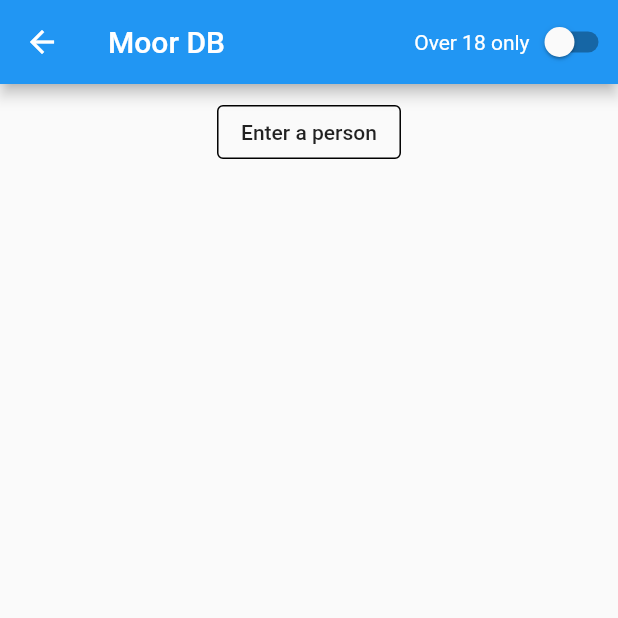
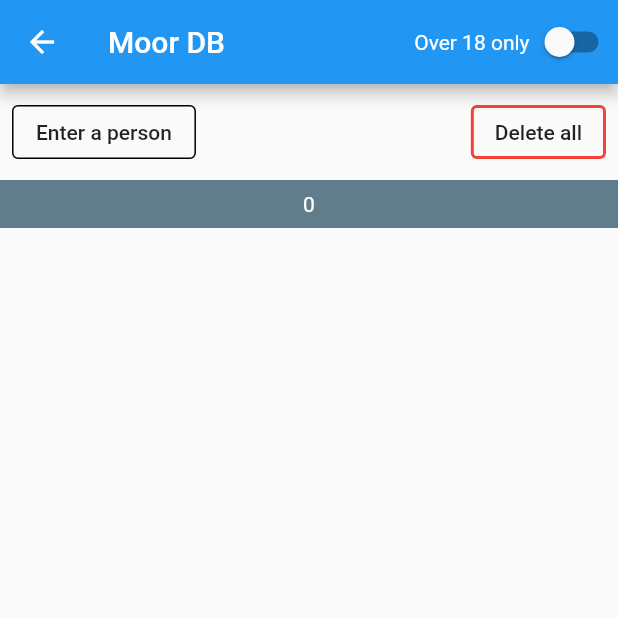
Before and after one commit to coastalgit/flutter_repomgr, a Flutter app: the ListPage screen opened directly, on a phone screen of 412 x 824 dp, the top half of it. Run offline on Flutter 3.47's test engine with Material 2 defaults, Android fonts, the phone set to English and light mode, and no system bars; our stand-ins replace moor_flutter; generated files the repository leaves out were written again.

```diff
--- a/lib/list_page.dart
+++ b/lib/list_page.dart
@@ -1,4 +1,6 @@
 import 'package:flutter/material.dart';
+import 'package:flutter_repomgr/helper.dart';
+import 'package:flutter_repomgr/monitor_widget.dart';
 import 'package:provider/provider.dart';
 
 import 'package:flutter_repomgr/moor_db.dart';
@@ -47,13 +49,25 @@ class _ListPageState extends State<ListPage> {
       children: <Widget>[
         Padding(
           padding: const EdgeInsets.all(8.0),
-          child: MaterialButton(
-            shape:
-                RoundedRectangleBorder(side: BorderSide(width: 1), borderRadius: BorderRadius.all(Radius.circular(4))),
-            child: Text('Enter a person'),
-            onPressed: _doPersonEntry,
+          child: Row(
+            mainAxisAlignment: MainAxisAlignment.spaceBetween,
+            children: <Widget>[
+              MaterialButton(
+                shape:
+                    RoundedRectangleBorder(side: BorderSide(width: 1), borderRadius: BorderRadius.all(Radius.circular(4))),
+                child: Text('Enter a person'),
+                onPressed: _doPersonEntry,
+              ),
+              MaterialButton(
+                shape:
+                RoundedRectangleBorder(side: BorderSide(width: 2, color: Colors.red), borderRadius: BorderRadius.all(Radius.circular(4))),
+                child: Text('Delete all'),
+                onPressed: _doDeleteAll,
+              ),
+            ],
           ),
         ),
+        MonitorWidget(),
         Expanded(child: _buildPersonsList(context)),
       ],
     );
@@ -88,7 +102,17 @@ class _ListPageState extends State<ListPage> {
         final dao = Provider.of<PessoaDao>(context);
         dao.insertPerson(pessoa);
       });
+
+      // test StreamBuilder in MonitorWidget without a setState call
+      _fireDelayedEntry();
     }
+  }
+
+  void _fireDelayedEntry() async{
+    await Helpers.sleep(4);
+    Pessoa pessoa = Pessoa(name: 'Dummy', age: 1);
+    final dao = Provider.of<PessoaDao>(context);
+    dao.insertPerson(pessoa);
   }
 
   Future<Person> _showDialogPersonEntry(BuildContext context) async {
@@ -148,4 +172,9 @@ class _ListPageState extends State<ListPage> {
       trailing: Text(peep.age.toString()),
     );
   }
+
+  void _doDeleteAll() {
+    final dao = Provider.of<PessoaDao>(context);
+    dao.deleteAllMessages();
+  }
 }
--- /dev/null
+++ b/lib/monitor_widget.dart
@@ -0,0 +1,41 @@
+import 'package:flutter/material.dart';
+import 'package:flutter_repomgr/moor_db.dart';
+import 'package:provider/provider.dart';
+
+class MonitorWidget extends StatelessWidget {
+  PessoaDao dao;
+
+  MonitorWidget();
+
+  @override
+  Widget build(BuildContext context) {
+    dao = Provider.of<PessoaDao>(context);
+    return Container(
+      color: Colors.blueGrey,
+      child: Padding(
+        padding: const EdgeInsets.all(8.0),
+        child: Row(
+          mainAxisAlignment: MainAxisAlignment.center,
+          children: <Widget>[
+            _buildStat(context),
+          ],
+        ),
+      ),
+    );
+  }
+
+  StreamBuilder<List<Pessoa>> _buildStat(BuildContext context) {
+    final dao = Provider.of<PessoaDao>(context);
+    return StreamBuilder(
+      stream: dao.watchAllPersons(),
+      builder: (context, AsyncSnapshot<List<Pessoa>> snapshot) {
+        if (snapshot.hasData) {
+          final p = snapshot.data;
+          return Text(p.length.toString(), style: TextStyle(color: Colors.white),);
+        } else {
+          return Text('Nada', style: TextStyle(color: Colors.white));
+        }
+      },
+    );
+  }
+}
--- a/lib/moor_db.dart
+++ b/lib/moor_db.dart
@@ -37,6 +37,11 @@ class PessoaDao extends DatabaseAccessor<AppDB> with _$PessoaDaoMixin {
   Future deletePerson(Insertable<Pessoa> pessoa) => delete(persons).delete(pessoa);
   Future updatePerson(Insertable<Pessoa> pessoa) => update(persons).replace(pessoa);
 
+  Future deleteAllMessages() {
+    return (delete(persons)
+      ..where((p) => p.id.isBiggerThanValue(0))).go();
+  }
+
   // ability to monitor a stream of any changes via "watch"
   Stream<List<Pessoa>> watchAllPersons() => select(persons).watch();
 
```
